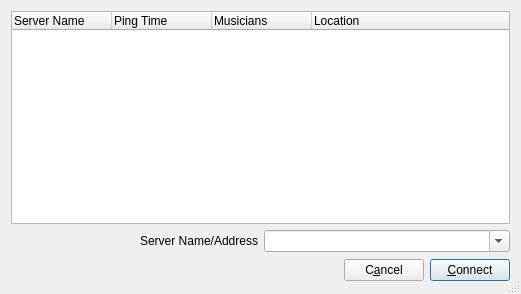
jamulussoftware/jamulus, file src/connectdlgbase.ui: the form before one commit.
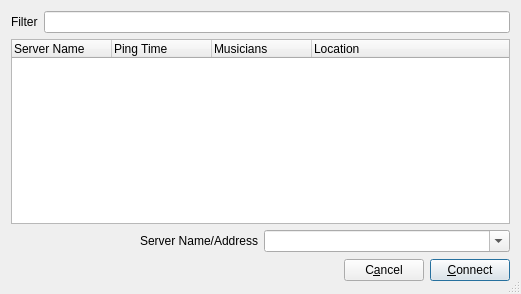
The form after the commit. Icons and pictures are not drawn.

Commit message: added support for filter the server list

What changed in the file:
```diff
--- a/src/connectdlgbase.ui
+++ b/src/connectdlgbase.ui
@@ -24,6 +24,23 @@
    <bool>true</bool>
   </property>
   <layout class="QVBoxLayout">
+   <item>
+    <layout class="QHBoxLayout" name="horizontalLayout">
+     <property name="bottomMargin">
+      <number>0</number>
+     </property>
+     <item>
+      <widget class="QLabel" name="label">
+       <property name="text">
+        <string>Filter</string>
+       </property>
+      </widget>
+     </item>
+     <item>
+      <widget class="QLineEdit" name="edtFilter"/>
+     </item>
+    </layout>
+   </item>
    <item>
     <widget class="QTreeWidget" name="lvwServers">
      <property name="editTriggers">
```
The commit also changes 4 other files.
